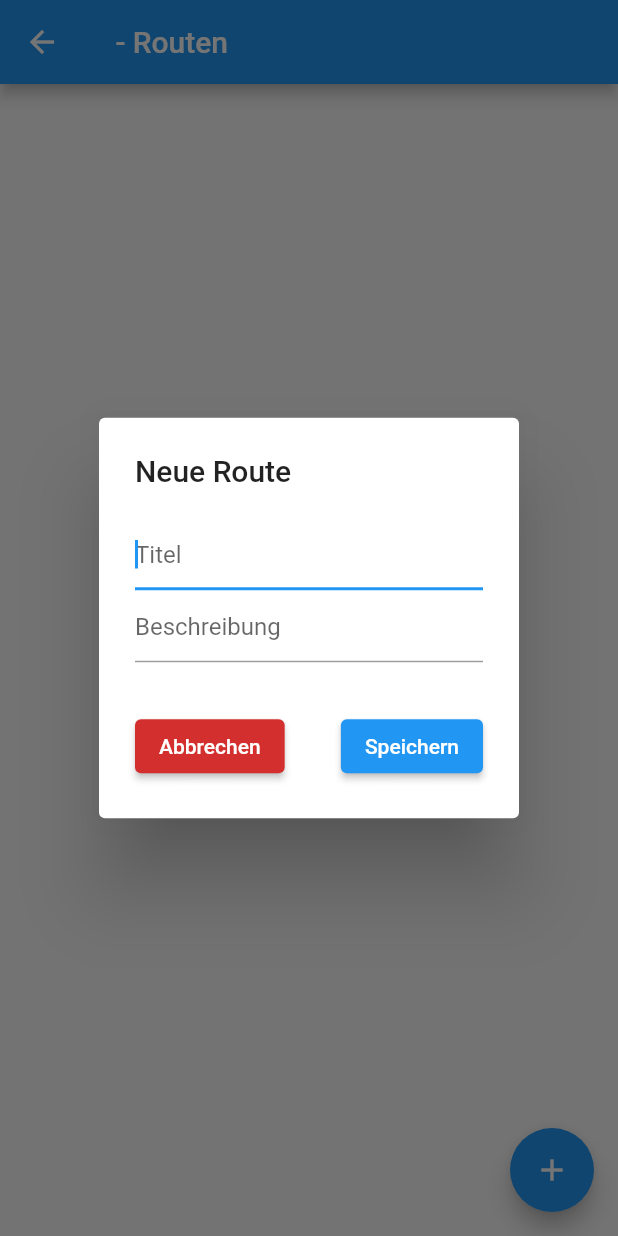
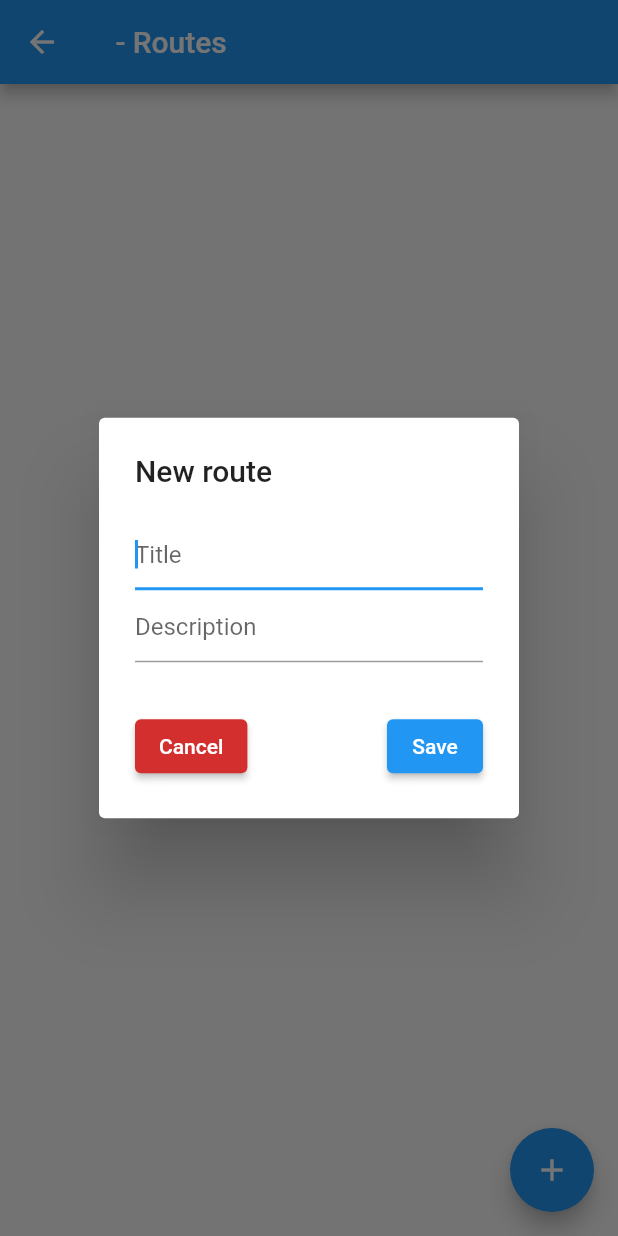
Before and after one commit to lectary/ClimbingAlien, a Flutter app: the RouteScreen screen opened directly with empty values, after a tap on the "add" icon, on a phone screen of 412 x 824 dp. Run offline on Flutter 3.47's test engine with Material 2 defaults, Android fonts, the phone set to English and light mode, and no system bars; our stand-ins replace camera, floor, fluttertoast, image_picker, sqflite; accounts and stored records are empty; generated files the repository leaves out were written again.

Commit message:
Change text phrases to english

```diff
--- a/lib/views/route_management/route_form.dart
+++ b/lib/views/route_management/route_form.dart
@@ -21,7 +21,7 @@ class RouteForm extends StatefulWidget {
         builder: (context) => ChangeNotifierProvider.value(
               value: model,
               child: AlertDialog(
-                title: route == null ? Text("Neue Route") : Text("Bearbeite Route"),
+                title: route == null ? Text("New route") : Text("Edit route"),
                 content: RouteForm(route, wallId),
               ),
             ));
@@ -57,10 +57,10 @@ class _RouteFormState extends State<RouteForm> {
           TextFormField(
             initialValue: title,
             focusNode: _focusNode,
-            decoration: InputDecoration(hintText: "Titel"),
+            decoration: InputDecoration(hintText: "Title"),
             validator: (value) {
               if (value.isEmpty) {
-                return "Titel wird benötigt!";
+                return "Title is mandatory!";
               }
               return null;
             },
@@ -68,7 +68,7 @@ class _RouteFormState extends State<RouteForm> {
           ),
           TextFormField(
             initialValue: description,
-            decoration: InputDecoration(hintText: "Beschreibung"),
+            decoration: InputDecoration(hintText: "Description"),
             onSaved: (value) => description = value,
           ),
           Padding(
@@ -77,11 +77,11 @@ class _RouteFormState extends State<RouteForm> {
               mainAxisAlignment: MainAxisAlignment.spaceBetween,
               children: [
                 ElevatedButton(
-                    child: Text("Abbrechen"),
+                    child: Text("Cancel"),
                     style: ElevatedButton.styleFrom(primary: Theme.of(context).colorScheme.error),
                     onPressed: () => Navigator.pop(context)),
                 ElevatedButton(
-                    child: Text("Speichern"),
+                    child: Text("Save"),
                     onPressed: () {
                       if (_formKey.currentState.validate()) {
                         _formKey.currentState.save();
--- a/lib/views/route_management/route_screen.dart
+++ b/lib/views/route_management/route_screen.dart
@@ -16,7 +16,7 @@ class RouteScreen extends StatelessWidget {
     final routeModel = Provider.of<RouteViewModel>(context, listen: false);
     return Scaffold(
       appBar: AppBar(
-        title: Text("${wall.title} - Routen"),
+        title: Text("${wall.title} - Routes"),
       ),
       body: StreamBuilder<List<Route>>(
         stream: routeModel.routeStream,
@@ -24,7 +24,7 @@ class RouteScreen extends StatelessWidget {
           if (snapshot.hasData) {
             final routeList = snapshot.data;
             return routeList.isEmpty
-                ? Center(child: Text("Keine Routen vorhanden"))
+                ? Center(child: Text("No routes available"))
                 : ListView.builder(
                     itemCount: routeList.length,
                     itemBuilder: (context, index) {
--- a/lib/views/route_management/wall_form.dart
+++ b/lib/views/route_management/wall_form.dart
@@ -67,7 +67,7 @@ class _WallFormState extends State<WallForm> {
               decoration: InputDecoration(labelText: "Title"),
               validator: (value) {
                 if (value.isEmpty) {
-                  return "Titel wird benötigt!";
+                  return "Title is mandatory!";
                 }
                 return null;
               },
--- a/lib/views/route_management/wall_screen.dart
+++ b/lib/views/route_management/wall_screen.dart
@@ -22,7 +22,7 @@ class WallScreen extends StatelessWidget {
           if (snapshot.hasData) {
             final wallList = snapshot.data;
             return wallList.isEmpty
-                ? Center(child: Text("Keine Wände vorhanden"))
+                ? Center(child: Text("No walls available"))
                 : ListView.builder(
                     itemCount: wallList.length,
                     itemBuilder: (context, index) {
```
